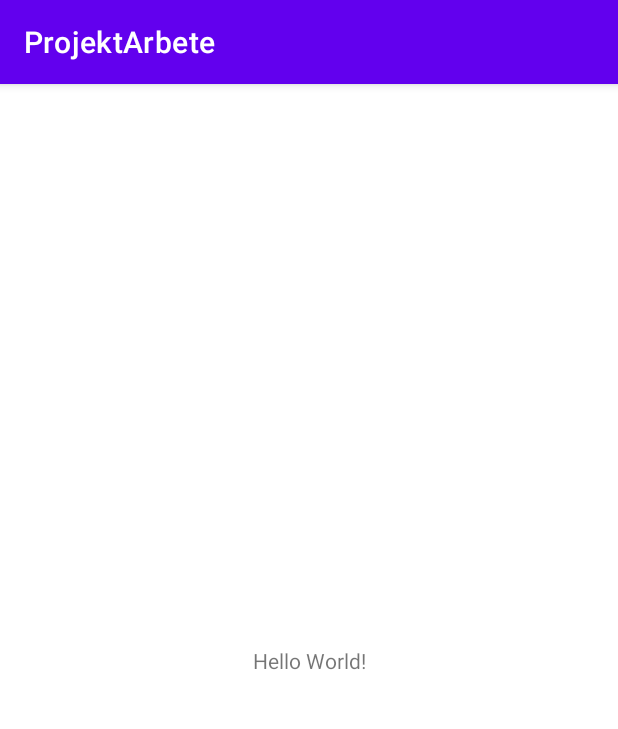
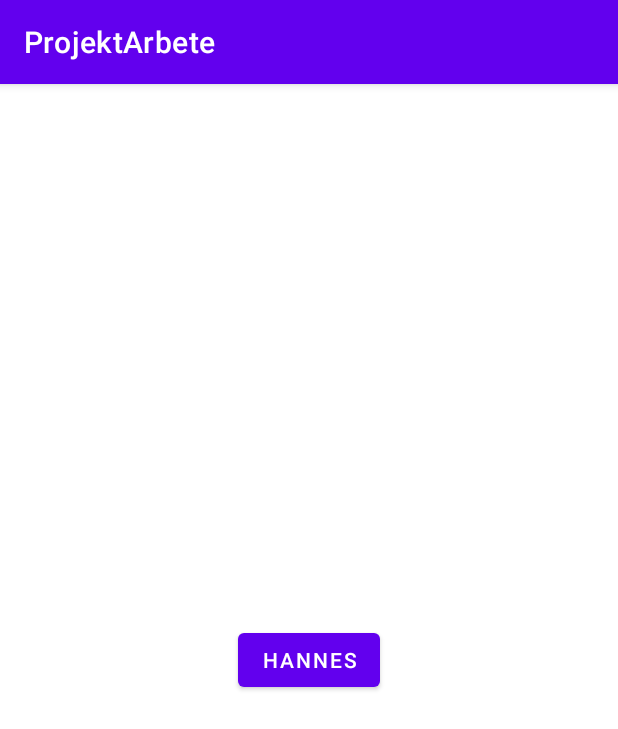
Before and after one commit to victorgson/ProjektArbete, an Android app: the screen it shows after launch (MainActivity), on a phone screen of 412 x 824 dp. Shown: the top 729 px of the screen. Run offline under Robolectric (Android 15) with nearby library versions, the phone set to English and light mode, and no system bars.

Commit message:
första knappen

```diff
--- a/app/src/main/res/layout/activity_main.xml
+++ b/app/src/main/res/layout/activity_main.xml
@@ -7,6 +7,7 @@
     tools:context=".MainActivity">
 
     <TextView
+        android:id="@+id/textView"
         android:layout_width="wrap_content"
         android:layout_height="wrap_content"
         android:text="Hello World!"
@@ -15,4 +16,14 @@
         app:layout_constraintRight_toRightOf="parent"
         app:layout_constraintTop_toTopOf="parent" />
 
+    <Button
+        android:id="@+id/button"
+        android:layout_width="wrap_content"
+        android:layout_height="wrap_content"
+        android:text="Hannes"
+        app:layout_constraintBottom_toBottomOf="parent"
+        app:layout_constraintEnd_toEndOf="parent"
+        app:layout_constraintStart_toStartOf="parent"
+        app:layout_constraintTop_toTopOf="parent" />
+
 </androidx.constraintlayout.widget.ConstraintLayout>
```
